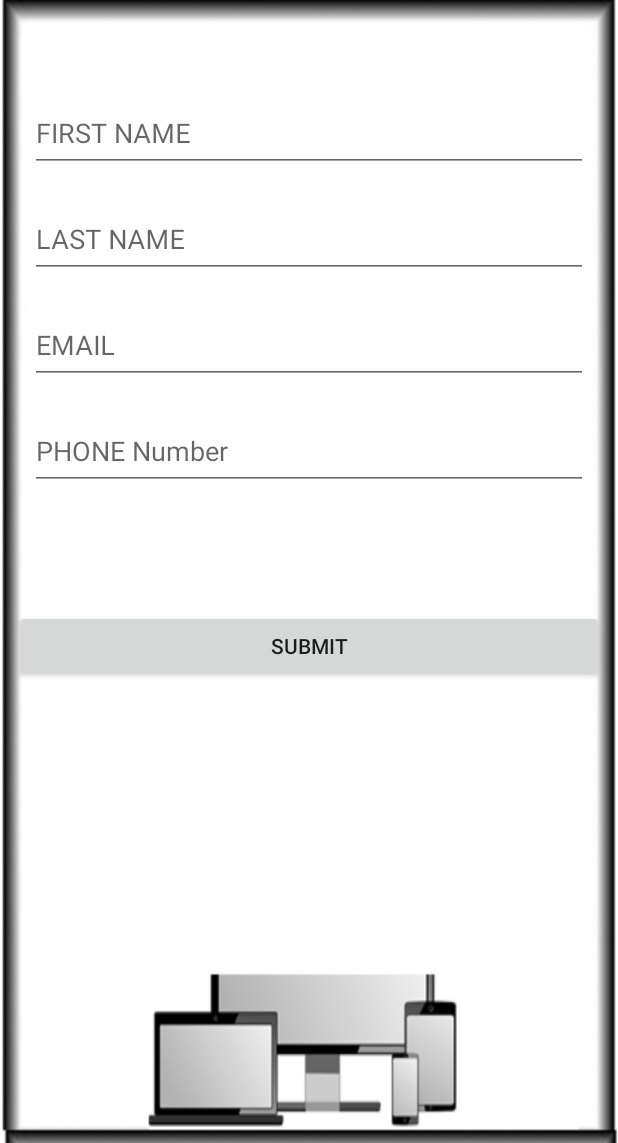
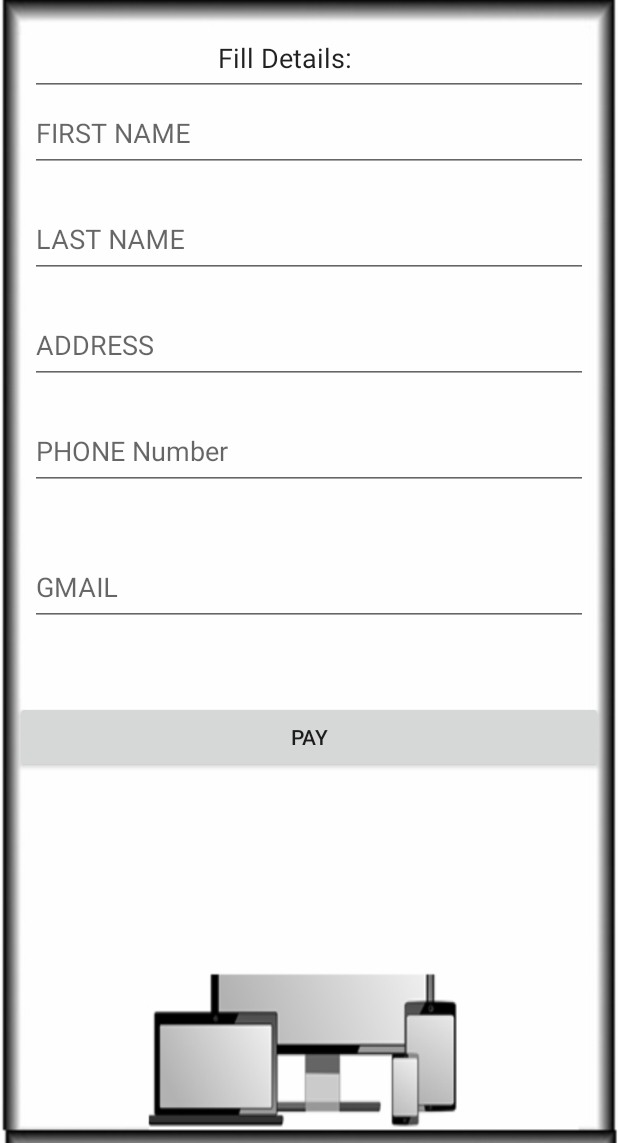
Before and after one commit to harpreetsingh786/eshops, an Android app: the bookingpage screen opened directly, with no data from a screen before it, on a phone screen of 412 x 824 dp, the part 93-1236 px from its top. Run offline under Robolectric (Android 15) with nearby library versions, the phone set to English and light mode, and no system bars.

Commit message:
Bhalwinder singh Dhillon 1992852 just customer detial page

```diff
--- a/app/src/main/java/com/example/eshopnew/bookingpage.java
+++ b/app/src/main/java/com/example/eshopnew/bookingpage.java
@@ -3,12 +3,29 @@ package com.example.eshopnew;
 import androidx.appcompat.app.AppCompatActivity;
 
 import android.os.Bundle;
+import android.view.View;
+import android.widget.Button;
+import android.widget.EditText;
 
 public class bookingpage extends AppCompatActivity {
+    public Button bt1;
+    public EditText ed1,ed2,ed3,ed4,ed5;
 
     @Override
     protected void onCreate(Bundle savedInstanceState) {
         super.onCreate(savedInstanceState);
         setContentView(R.layout.activity_bookingpage);
+        bt1=findViewById(R.id.submit);
+        ed1=findViewById(R.id.firstname);
+        ed2=findViewById(R.id.lastname);
+        ed3=findViewById(R.id.email);
+        ed4=findViewById(R.id.phonenumber);
+        ed5=findViewById(R.id.phonenumberd);
+        bt1.setOnClickListener(new View.OnClickListener() {
+            @Override
+            public void onClick(View view) {
+
+            }
+        });
     }
 }
--- a/app/src/main/res/layout/activity_bookingpage.xml
+++ b/app/src/main/res/layout/activity_bookingpage.xml
@@ -21,8 +21,9 @@
         android:focusable="true"
         android:focusableInTouchMode="true">
 
-        <EditText
-            android:id="@+id/firstname"
+
+
+        <EditText android:id="@+id/firstname"
             android:layout_width="match_parent"
             android:layout_height="50dp"
             android:layout_marginLeft="20dp"
@@ -70,10 +71,11 @@
             android:layout_marginLeft="20dp"
             android:layout_marginTop="20dp"
             android:layout_marginRight="20dp"
-            android:hint="EMAIL"
+            android:hint="ADDRESS"
             android:inputType="textEmailAddress" />
 
     </com.google.android.material.textfield.TextInputLayout>
+
 
     <com.google.android.material.textfield.TextInputLayout
         android:id="@+id/txt3"
@@ -103,7 +105,17 @@
         android:layout_below="@id/txt3"
         android:layout_marginTop="30dp"
         android:focusable="true"
-        android:focusableInTouchMode="true" />
+        android:focusableInTouchMode="true" >
+
+        <EditText
+            android:id="@+id/phonenumberd"
+            android:layout_width="match_parent"
+            android:layout_height="50dp"
+            android:layout_marginLeft="20dp"
+            android:layout_marginTop="20dp"
+            android:layout_marginRight="20dp"
+            android:hint="GMAIL" />
+    </com.google.android.material.textfield.TextInputLayout>
 
 
     <com.google.android.material.textfield.TextInputLayout
@@ -113,7 +125,9 @@
         android:layout_below="@+id/txt4"
         android:layout_marginTop="30dp"
         android:focusable="true"
-        android:focusableInTouchMode="true" />
+        android:focusableInTouchMode="true" >
+
+    </com.google.android.material.textfield.TextInputLayout>
 
 
     <Button
@@ -124,6 +138,33 @@
         android:layout_marginLeft="10dp"
         android:layout_marginTop="20dp"
         android:layout_marginRight="10dp"
-        android:text="Submit" />
+        android:text="Pay" />
+    <com.google.android.material.textfield.TextInputLayout
+        android:id="@+id/txt5f"
+        android:layout_width="match_parent"
+        android:layout_height="wrap_content"
+        android:layout_below="@+id/txt4"
+        android:layout_marginTop="30dp"
+        android:focusable="true"
+        android:focusableInTouchMode="true"/>
+    <com.google.android.material.textfield.TextInputLayout
+        android:id="@+id/tfxt"
+        android:layout_width="match_parent"
+        android:layout_height="wrap_content"
+        android:layout_marginTop="60dp"
+        android:focusable="true"
+        android:focusableInTouchMode="true">
+
+
+    </com.google.android.material.textfield.TextInputLayout>
+
+    <EditText
+        android:id="@+id/firstnamef"
+        android:layout_width="match_parent"
+        android:layout_height="50dp"
+        android:layout_marginLeft="20dp"
+        android:layout_marginTop="20dp"
+        android:layout_marginRight="20dp"
+        android:text="                          Fill Details:" />
 
 </RelativeLayout>
--- a/app/src/main/res/layout/activity_login.xml
+++ b/app/src/main/res/layout/activity_login.xml
@@ -5,8 +5,7 @@
     android:layout_width="match_parent"
     android:layout_height="match_parent"
     android:orientation="vertical"
-    tools:context=".LoginActivity"
-    android:background="@drawable/white">
+    tools:context=".LoginActivity">
 
 
     <LinearLayout
--- a/app/src/main/res/layout/activity_splash.xml
+++ b/app/src/main/res/layout/activity_splash.xml
@@ -4,7 +4,6 @@
     xmlns:tools="http://schemas.android.com/tools"
     android:layout_width="match_parent"
     android:layout_height="match_parent"
-    android:background="@drawable/backgrounddone22"
     tools:context=".Splash">
 
 
```
